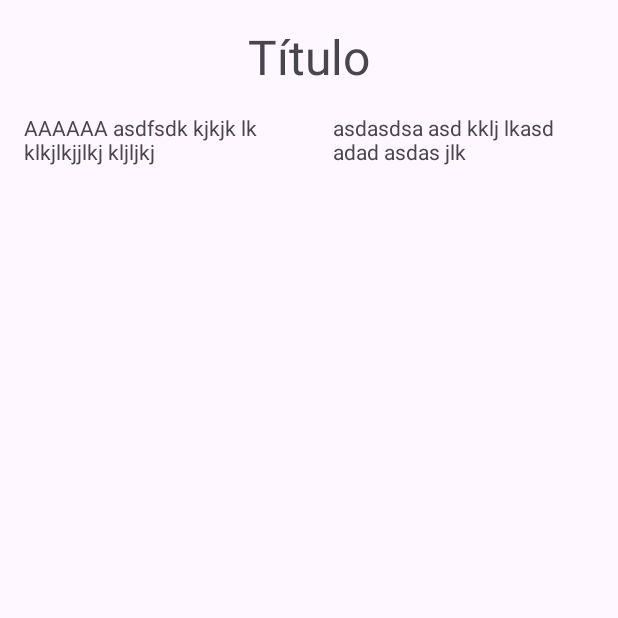
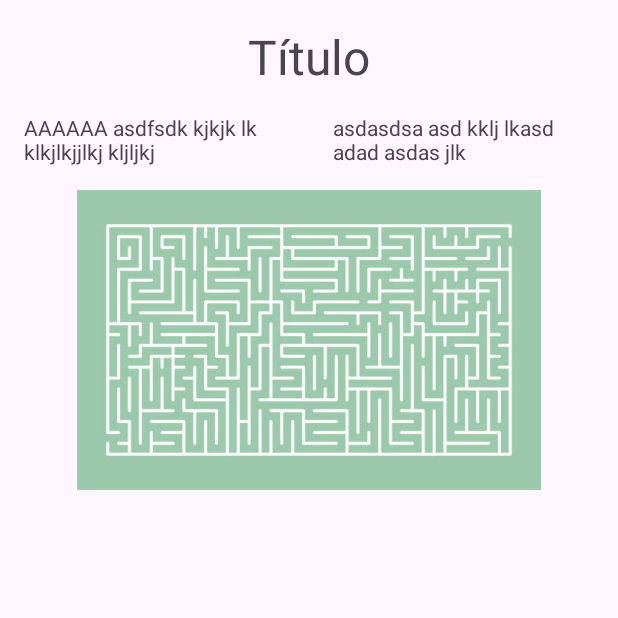
Before and after one commit to QuiqueGueCa/AdvancedLayout, an Android app: the screen it shows after launch (MainActivity), on a phone screen of 412 x 824 dp, the top half of it. Run offline under Robolectric (Android 15) with nearby library versions, the phone set to English and light mode, and no system bars.

Commit message:
barrier and img added

```diff
--- a/app/src/main/res/layout/activity_main.xml
+++ b/app/src/main/res/layout/activity_main.xml
@@ -37,7 +37,6 @@
             app:layout_constraintLeft_toLeftOf="parent"
             app:layout_constraintRight_toLeftOf="@id/guideline"
             app:layout_constraintTop_toBottomOf="@id/tvTitle"
-            app:layout_constraintBottom_toBottomOf="parent"
             android:layout_margin="@dimen/commonMargin"/>
 
         <TextView
@@ -50,6 +49,22 @@
             app:layout_constraintTop_toBottomOf="@id/tvTitle"
             android:layout_margin="@dimen/commonMargin"/>
 
+        <androidx.constraintlayout.widget.Barrier
+            android:id="@+id/barrier"
+            android:layout_width="wrap_content"
+            android:layout_height="wrap_content"
+            app:barrierDirection="bottom"
+            app:constraint_referenced_ids="tvleftParagraph, tvRightParagraph"
+            android:layout_marginBottom="@dimen/commonMargin"/>
+
+        <ImageView
+            android:id="@+id/imgLabyrinth"
+            android:layout_width="match_parent"
+            android:layout_height="200dp"
+            android:src="@drawable/labyrinth"
+            app:layout_constraintTop_toBottomOf="@id/barrier"
+            android:layout_margin="@dimen/commonMargin"/>
+
 
     </androidx.constraintlayout.widget.ConstraintLayout>
 
```
Also changed, not shown: app/src/main/res/drawable/labyrinth.jpg (added).
